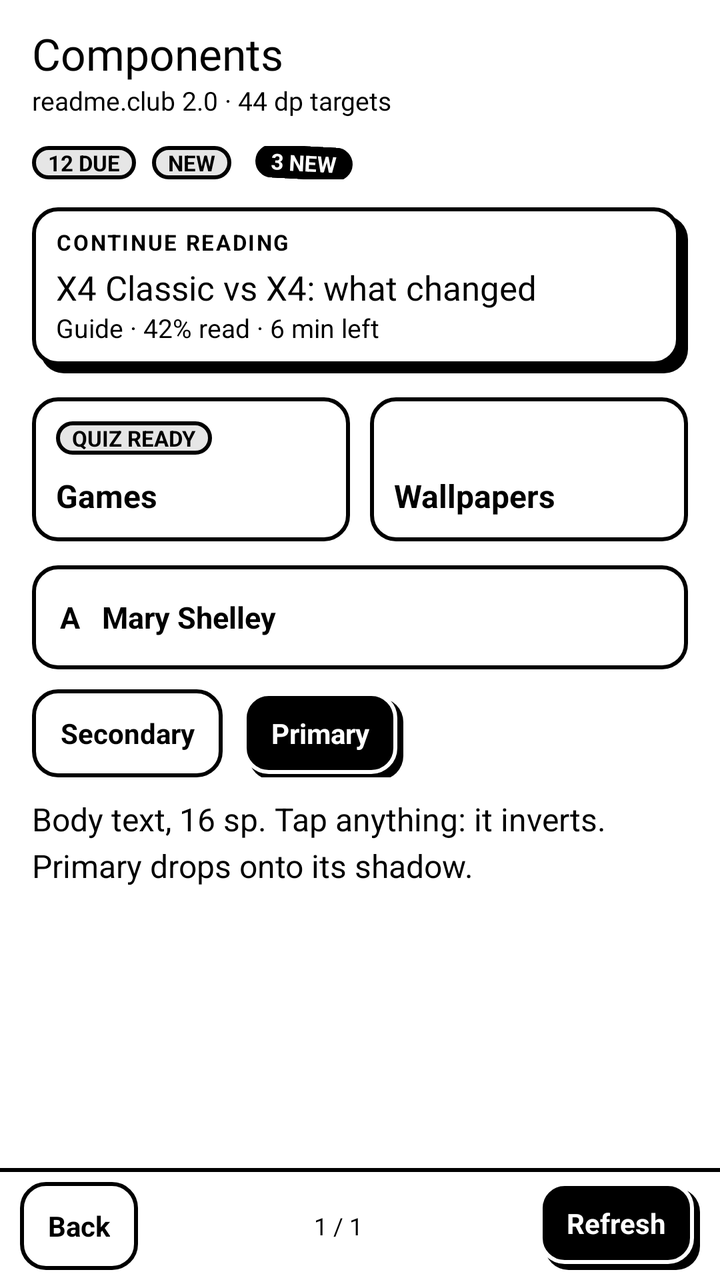
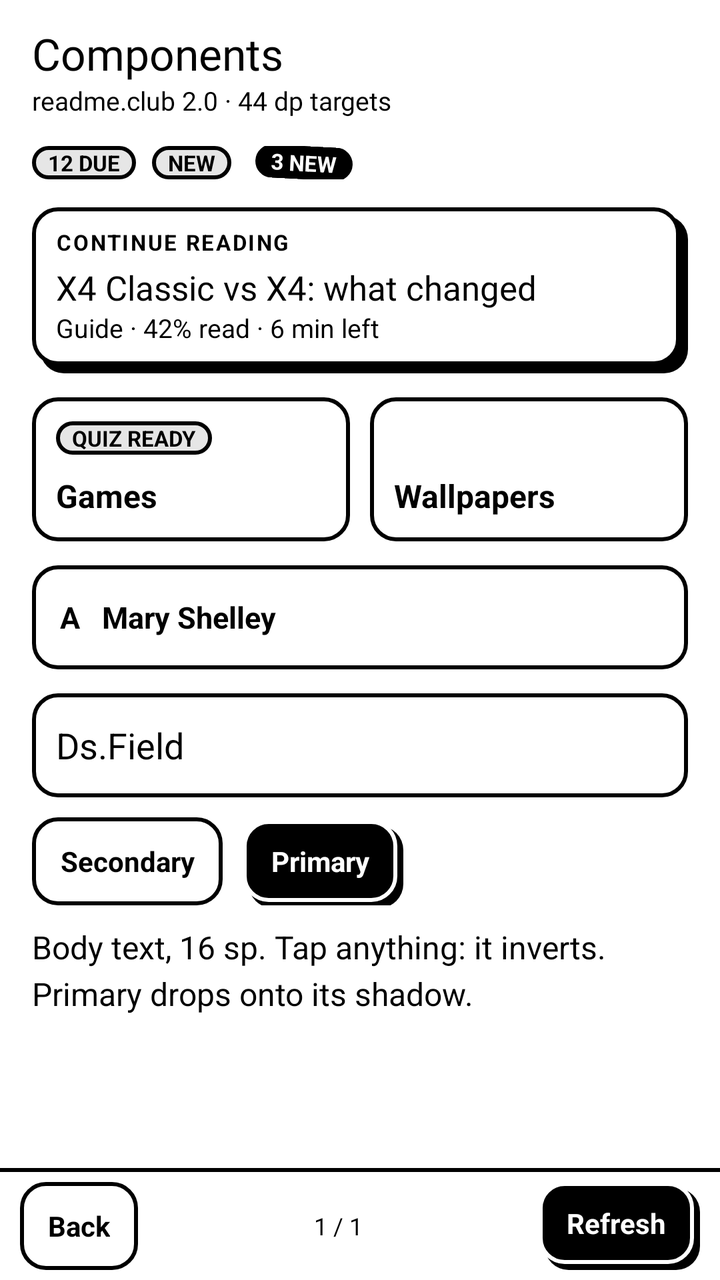

Two renders of the same Android screen: before a commit and after it. Below are the layout's source before the change and the commit's diff.
<!-- AndroidManifest.xml: application theme AppTheme -->
<!-- res/layout/ds_components.xml -->
<?xml version="1.0" encoding="utf-8"?>
<FrameLayout xmlns:android="http://schemas.android.com/apk/res/android"
    android:layout_width="match_parent"
    android:layout_height="match_parent"
    android:background="@color/ds_paper">

    <LinearLayout
        android:layout_width="match_parent"
        android:layout_height="match_parent"
        android:orientation="vertical">

        <LinearLayout
            android:layout_width="match_parent"
            android:layout_height="0dp"
            android:layout_weight="1"
            android:orientation="vertical"
            android:paddingLeft="@dimen/ds_gutter"
            android:paddingTop="12dp"
            android:paddingRight="@dimen/ds_gutter">

            <TextView style="@style/Ds.Title" android:text="Components" />

            <TextView style="@style/Ds.Mono" android:text="readme.club 2.0 · 44 dp targets" />

            <LinearLayout
                android:layout_width="match_parent"
                android:layout_height="wrap_content"
                android:layout_marginTop="14dp"
                android:gravity="center_vertical"
                android:orientation="horizontal">

                <TextView style="@style/Ds.Pill" android:text="12 due" />

                <TextView style="@style/Ds.Pill" android:layout_marginLeft="8dp" android:text="New" />

                <TextView style="@style/Ds.Sticker" android:layout_marginLeft="12dp" android:text="3 new" />
            </LinearLayout>

            <LinearLayout
                style="@style/Ds.Card"
                android:layout_width="match_parent"
                android:layout_height="wrap_content"
                android:layout_marginTop="14dp"
                android:clickable="true"
                android:focusable="true"
                android:orientation="vertical">

                <TextView style="@style/Ds.Label" android:text="Continue reading" />

                <TextView style="@style/Ds.Title" android:layout_marginTop="4dp" android:textSize="17sp"
                    android:text="X4 Classic vs X4: what changed" />

                <TextView style="@style/Ds.Text" android:textSize="13sp" android:text="Guide · 42% read · 6 min left" />
            </LinearLayout>

            <LinearLayout
                android:layout_width="match_parent"
                android:layout_height="wrap_content"
                android:layout_marginTop="12dp"
                android:orientation="horizontal">

                <LinearLayout
                    style="@style/Ds.Tile"
                    android:layout_width="0dp"
                    android:layout_height="72dp"
                    android:layout_weight="1"
                    android:orientation="vertical">

                    <TextView style="@style/Ds.Pill" android:text="Quiz ready" />

                    <View android:layout_width="0dp" android:layout_height="0dp" android:layout_weight="1" />

                    <TextView style="@style/Ds.Text" android:textStyle="bold" android:duplicateParentState="true"
                        android:textColor="@color/ds_on_button" android:text="Games" />
                </LinearLayout>

                <LinearLayout
                    style="@style/Ds.Tile"
                    android:layout_width="0dp"
                    android:layout_height="72dp"
                    android:layout_marginLeft="10dp"
                    android:layout_weight="1"
                    android:orientation="vertical">

                    <View android:layout_width="0dp" android:layout_height="0dp" android:layout_weight="1" />

                    <TextView style="@style/Ds.Text" android:textStyle="bold" android:duplicateParentState="true"
                        android:textColor="@color/ds_on_button" android:text="Wallpapers" />
                </LinearLayout>
            </LinearLayout>

            <TextView style="@style/Ds.Choice" android:layout_marginTop="12dp" android:text="A   Mary Shelley" />

            <LinearLayout
                android:layout_width="match_parent"
                android:layout_height="wrap_content"
                android:layout_marginTop="10dp"
                android:orientation="horizontal">

                <TextView style="@style/Ds.Button" android:text="Secondary" />

                <TextView style="@style/Ds.Button.Primary" android:layout_marginLeft="10dp" android:text="Primary" />
            </LinearLayout>

            <TextView style="@style/Ds.Text" android:layout_marginTop="10dp"
                android:text="Body text, 16 sp. Tap anything: it inverts. Primary drops onto its shadow." />
        </LinearLayout>

        <LinearLayout style="@style/Ds.Bar">

            <TextView android:id="@+id/back" style="@style/Ds.Button" android:text="@string/back" />

            <TextView style="@style/Ds.BarStatus" android:text="1 / 1" />

            <TextView android:id="@+id/refresh" style="@style/Ds.Button.Primary" android:text="Refresh" />
        </LinearLayout>
    </LinearLayout>

    <View
        android:id="@+id/flash"
        android:layout_width="match_parent"
        android:layout_height="match_parent"
        android:visibility="gone" />
</FrameLayout>
<!-- resources referenced by this layout -->
<resources>
  <color name="ds_paper">#FFFFFF</color>
  <dimen name="ds_gutter">16dp</dimen>
  <string name="back">Back</string>
  <style name="Ds.BarStatus" parent="Ds.Mono">
          <item name="android:layout_width">0dp</item>
          <item name="android:layout_weight">1</item>
          <item name="android:gravity">center</item>
          <item name="android:textSize">12sp</item>
      </style>
  <style name="Ds.Button.Primary">
          
          <item name="android:paddingRight">17dp</item>
          <item name="android:paddingBottom">3dp</item>
          <item name="android:textColor">@color/ds_paper</item>
          <item name="android:background">@drawable/ds_button_primary</item>
      </style>
  <style name="Ds.Card">
          <item name="android:background">@drawable/ds_card</item>
          <item name="android:paddingLeft">12dp</item>
          <item name="android:paddingTop">10dp</item>
          <item name="android:paddingRight">16dp</item>
          <item name="android:paddingBottom">14dp</item>
      </style>
  <style name="Ds.Choice" parent="Ds.Button">
          <item name="android:layout_width">match_parent</item>
          <item name="android:layout_height">@dimen/ds_choice</item>
          <item name="android:gravity">center_vertical</item>
          <item name="android:textSize">15sp</item>
      </style>
  <style name="Ds.Sticker" parent="Ds.Pill">
          <item name="android:background">@drawable/ds_sticker</item>
          <item name="android:textColor">@color/ds_paper</item>
          <item name="android:rotation">3</item>
      </style>
  <style name="Ds.Text">
          <item name="android:layout_width">match_parent</item>
          <item name="android:layout_height">wrap_content</item>
          <item name="android:textSize">16sp</item>
          <item name="android:lineSpacingMultiplier">1.2</item>
          <item name="android:textColor">@color/ds_ink</item>
      </style>
  <style name="Ds.Tile">
          <item name="android:background">@drawable/ds_button</item>
          <item name="android:padding">12dp</item>
          <item name="android:clickable">true</item>
          <item name="android:focusable">true</item>
      </style>
  <dimen name="ds_bar">56dp</dimen>
  <dimen name="ds_border">2dp</dimen>
  <dimen name="ds_touch">44dp</dimen>
  <dimen name="ds_choice">52dp</dimen>
  <color name="ds_ink">#000000</color>
  <!-- drawable ds_pill (drawable) -->
  <?xml version="1.0" encoding="utf-8"?>
  <shape xmlns:android="http://schemas.android.com/apk/res/android">
      <solid android:color="@color/ds_soft" />
      <stroke android:width="@dimen/ds_border" android:color="@color/ds_ink" />
      <corners android:radius="999dp" />
  </shape>
  <!-- drawable ds_sticker (drawable) -->
  <?xml version="1.0" encoding="utf-8"?>
  <shape xmlns:android="http://schemas.android.com/apk/res/android">
      <solid android:color="@color/ds_ink" />
      <stroke android:width="@dimen/ds_border" android:color="@color/ds_ink" />
      <corners android:radius="999dp" />
  </shape>
  <!-- drawable ds_shape_ink (drawable) -->
  <?xml version="1.0" encoding="utf-8"?>
  <shape xmlns:android="http://schemas.android.com/apk/res/android">
      <solid android:color="@color/ds_ink" />
      <corners android:radius="@dimen/ds_radius" />
  </shape>
  <dimen name="ds_radius">12dp</dimen>
  <color name="ds_soft">#E6E6E6</color>
  <!-- unchanged entries left out for length: 11 -->
</resources>

<!-- the commit's change to res/layout/ds_components.xml (unified diff, before → after) -->
@@ -91,6 +91,8 @@
 
             <TextView style="@style/Ds.Choice" android:layout_marginTop="12dp" android:text="A   Mary Shelley" />
 
+            <EditText style="@style/Ds.Field" android:layout_marginTop="12dp" android:hint="Ds.Field" android:inputType="text" />
+
             <LinearLayout
                 android:layout_width="match_parent"
                 android:layout_height="wrap_content"
<!-- resource entries referenced after the edit -->
@@ -28,6 +28,18 @@
           <item name="android:layout_height">@dimen/ds_choice</item>
           <item name="android:gravity">center_vertical</item>
           <item name="android:textSize">15sp</item>
+      </style>
+  <style name="Ds.Field">
+          <item name="android:layout_width">match_parent</item>
+          <item name="android:layout_height">@dimen/ds_choice</item>
+          <item name="android:background">@drawable/ds_button</item>
+          <item name="android:paddingLeft">12dp</item>
+          <item name="android:paddingRight">12dp</item>
+          <item name="android:singleLine">true</item>
+          <item name="android:importantForAutofill">no</item>
+          <item name="android:textColor">@color/ds_ink</item>
+          <item name="android:textColorHint">@color/ds_ink</item>
+          <item name="android:textSize">18sp</item>
       </style>
   <style name="Ds.Sticker" parent="Ds.Pill">
           <item name="android:background">@drawable/ds_sticker</item>
